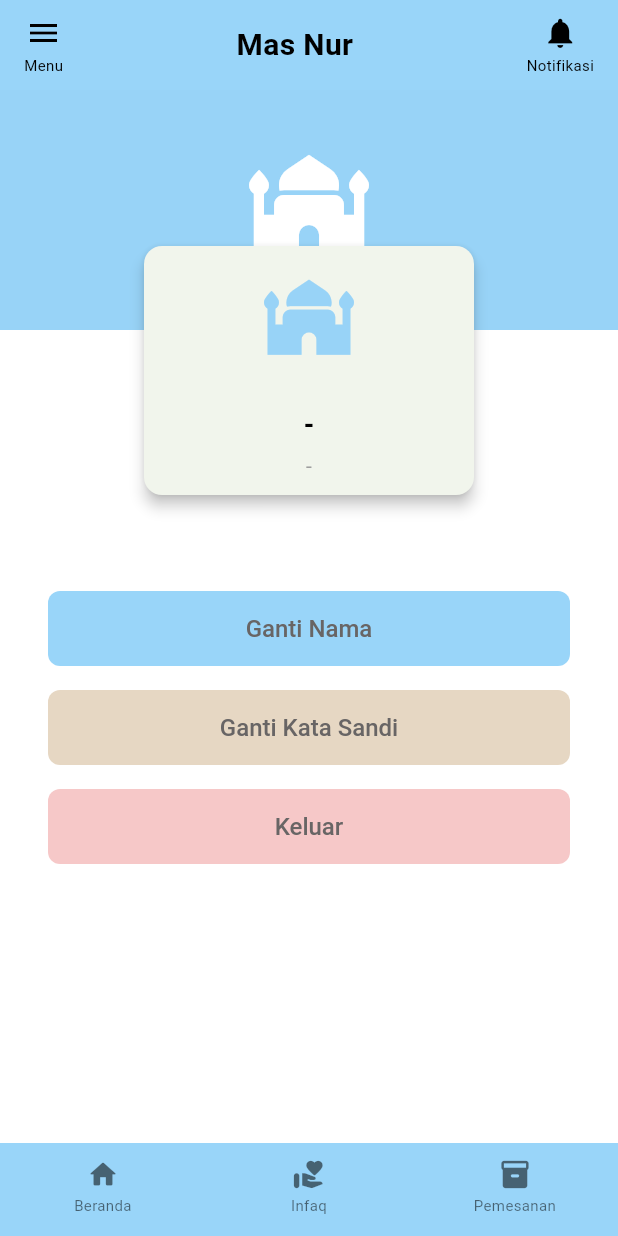
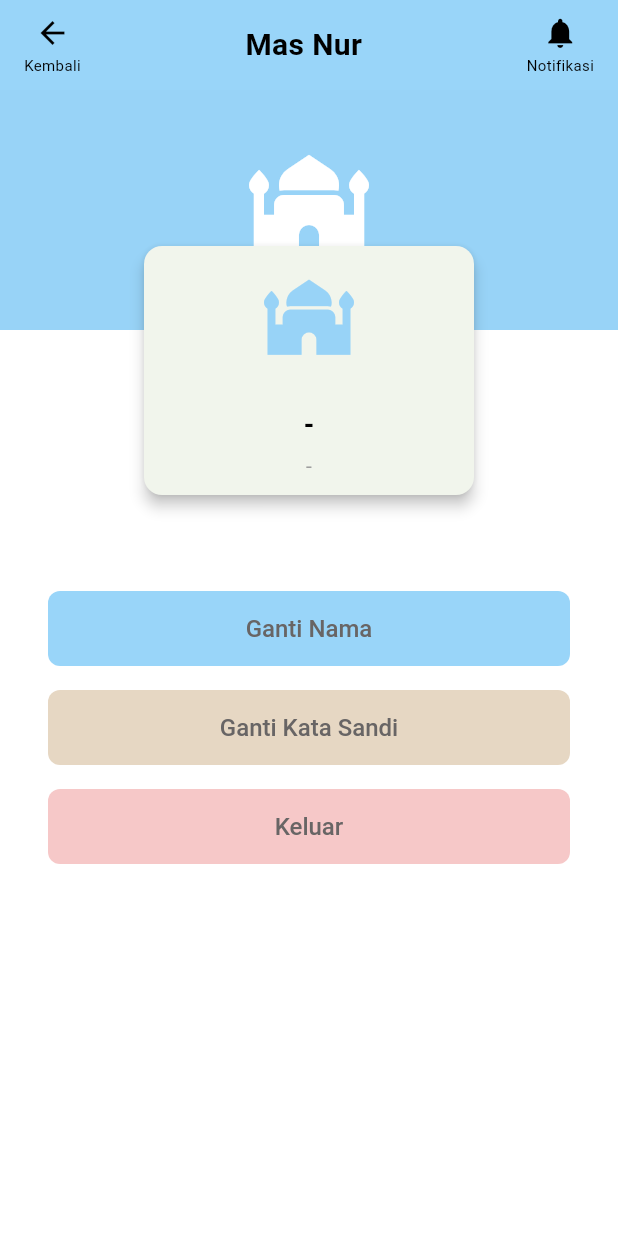
Before and after one commit to WafiqMy/Mas_Nur_Mobile, a Flutter app: the ProfilAdminPage screen opened by its route, on a phone screen of 412 x 824 dp. Run offline on Flutter 3.47's test engine with Material 3 defaults, Android fonts, the phone set to English and light mode, and no system bars; our stand-ins replace dio, image_picker, shared_preferences; accounts and stored records are empty; network calls fail.

Commit message:
feat: halaman sidebar pakai tombol kembali di header dan sembunyikan footer

```diff
--- a/mas_nur_flutter/lib/features/acara/acara_page.dart
+++ b/mas_nur_flutter/lib/features/acara/acara_page.dart
@@ -40,7 +40,7 @@ class _AcaraPageState extends State<AcaraPage> {
         drawer: const AppDrawer(),
         body: Column(
           children: [
-            const AppHeader(),
+            const AppHeader(showBackButton: true),
             Expanded(
               child: FutureBuilder<List<AcaraModel>>(
               future: _future,
--- a/mas_nur_flutter/lib/features/berita/berita_page.dart
+++ b/mas_nur_flutter/lib/features/berita/berita_page.dart
@@ -40,7 +40,7 @@ class _BeritaPageState extends State<BeritaPage> {
         drawer: const AppDrawer(),
         body: Column(
           children: [
-            const AppHeader(),
+            const AppHeader(showBackButton: true),
           Expanded(
             child: FutureBuilder<List<BeritaModel>>(
               future: _future,
--- a/mas_nur_flutter/lib/features/informasi/informasi_masjid_page.dart
+++ b/mas_nur_flutter/lib/features/informasi/informasi_masjid_page.dart
@@ -57,7 +57,7 @@ class _InformasiMasjidPageState extends State<InformasiMasjidPage>
         body: Column(
           children: [
             // ── Header ──────────────────────────────────────────────────────
-            const AppHeader(),
+            const AppHeader(showBackButton: true),
 
             // ── TabBar ──────────────────────────────────────────────────────
             Container(
--- a/mas_nur_flutter/lib/features/notifikasi/notifikasi_page.dart
+++ b/mas_nur_flutter/lib/features/notifikasi/notifikasi_page.dart
@@ -39,7 +39,7 @@ class _NotifikasiPageState extends State<NotifikasiPage> {
         drawer: const AppDrawer(),
         body: Column(
           children: [
-            const AppHeader(),
+            const AppHeader(showBackButton: true),
             Expanded(
               child: FutureBuilder<List<NotificationItem>>(
                 future: _future,
--- a/mas_nur_flutter/lib/features/profil/profil_admin_page.dart
+++ b/mas_nur_flutter/lib/features/profil/profil_admin_page.dart
@@ -57,7 +57,7 @@ class _ProfilAdminPageState extends State<ProfilAdminPage> {
             return Column(
               children: [
                 // ── Header ────────────────────────────────────────────────────
-                const AppHeader(),
+                const AppHeader(showBackButton: true),
 
                 // ── Gambar header (group1) ────────────────────────────────────
                 Expanded(
--- a/mas_nur_flutter/lib/shared/widgets/app_footer.dart
+++ b/mas_nur_flutter/lib/shared/widgets/app_footer.dart
@@ -36,6 +36,9 @@ class AppFooter extends StatelessWidget {
 
   @override
   Widget build(BuildContext context) {
+    // Halaman sidebar: sembunyikan footer sepenuhnya
+    if (currentIndex == -1) return const SizedBox.shrink();
+
     return Container(
       color: kColorHeader,
       padding: const EdgeInsets.symmetric(vertical: 4),
--- a/mas_nur_flutter/lib/shared/widgets/app_header.dart
+++ b/mas_nur_flutter/lib/shared/widgets/app_header.dart
@@ -1,11 +1,16 @@
 import 'package:flutter/material.dart';
+import 'package:mas_nur_flutter/features/dashboard/dashboard_page.dart';
 import 'package:mas_nur_flutter/features/notifikasi/notifikasi_page.dart';
 import 'package:mas_nur_flutter/shared/theme/app_theme.dart';
+import 'package:mas_nur_flutter/shared/utils/app_navigation.dart';
 
-/// Header dengan hamburger menu di kiri, logo di tengah, notifikasi di kanan.
-/// Menggunakan SafeArea agar tidak tertutup status bar.
+/// Header utama aplikasi.
+/// - [showBackButton] = false (default): tampilkan hamburger menu (buka drawer)
+/// - [showBackButton] = true: tampilkan tombol kembali ke Beranda (untuk halaman sidebar)
 class AppHeader extends StatelessWidget {
-  const AppHeader({super.key});
+  const AppHeader({super.key, this.showBackButton = false});
+
+  final bool showBackButton;
 
   @override
   Widget build(BuildContext context) {
@@ -18,7 +23,25 @@ class AppHeader extends StatelessWidget {
           child: Row(
             crossAxisAlignment: CrossAxisAlignment.center,
             children: [
-              // Hamburger menu (buka drawer)
+              // Kiri: hamburger atau tombol kembali
+              if (showBackButton)
+                GestureDetector(
+                  onTap: () => Navigator.pushReplacement(
+                    context,
+                    fadeRoute(const DashboardPage(),
+                        name: DashboardPage.routeName),
+                  ),
+                  child: const Column(
+                    mainAxisSize: MainAxisSize.min,
+                    children: [
+                      Icon(Icons.arrow_back, size: 24, color: Colors.black),
+                      SizedBox(height: 2),
+                      Text('Kembali',
+                          style: TextStyle(fontSize: 10, color: Colors.black)),
+                    ],
+                  ),
+                )
+              else
                 GestureDetector(
                   onTap: () => Scaffold.of(context).openDrawer(),
                   child: const Column(
@@ -31,8 +54,10 @@ class AppHeader extends StatelessWidget {
                     ],
                   ),
                 ),
+
               const Spacer(),
-              // Logo
+
+              // Tengah: logo
               const Text(
                 'Mas Nur',
                 style: TextStyle(
@@ -41,8 +66,10 @@ class AppHeader extends StatelessWidget {
                   color: Colors.black,
                 ),
               ),
+
               const Spacer(),
-              // Notifikasi
+
+              // Kanan: notifikasi
               GestureDetector(
                 onTap: () =>
                     Navigator.pushNamed(context, NotifikasiPage.routeName),
```
Lines whose indentation alone changed are shown as unchanged.
